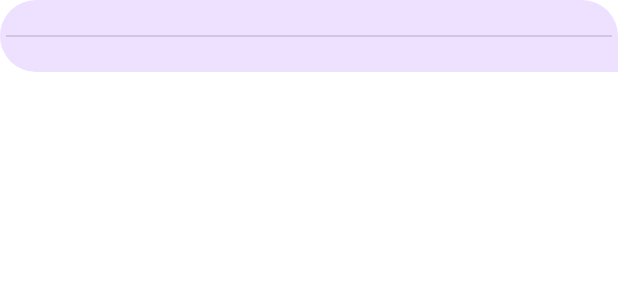
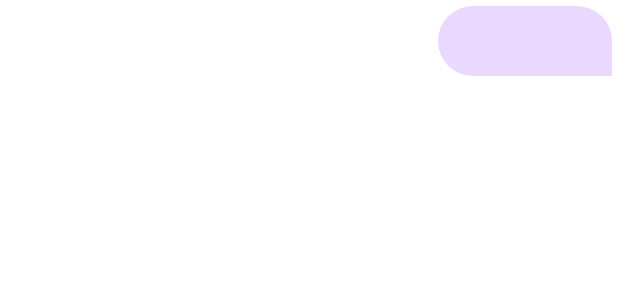
Before and after one commit to rubyclarissa/Converser, an Android app: the layout translated_message_item_second_language.xml on its own in the app's theme, with its tools: preview values and no code run, on a phone screen of 412 x 824 dp. Shown: the top 300 px of the screen. Run offline under Robolectric (Android 15) with nearby library versions, the phone set to English and light mode, and no system bars.

```diff
--- a/app/src/main/res/layout/translated_message_item_second_language.xml
+++ b/app/src/main/res/layout/translated_message_item_second_language.xml
@@ -1,20 +1,32 @@
 <?xml version="1.0" encoding="utf-8"?>
 <androidx.constraintlayout.widget.ConstraintLayout xmlns:android="http://schemas.android.com/apk/res/android"
     xmlns:tools="http://schemas.android.com/tools"
+    android:layout_width="match_parent"
+    android:layout_height="wrap_content"
+    xmlns:app="http://schemas.android.com/apk/res-auto">
+
+    <LinearLayout
+        android:layout_margin="4dp"
         android:layout_width="wrap_content"
         android:layout_height="wrap_content"
-    xmlns:app="http://schemas.android.com/apk/res-auto"
+        app:layout_constraintEnd_toEndOf="parent"
+        app:layout_constraintTop_toTopOf="parent"
         android:padding="4dp"
-    android:background="@drawable/background_second_language">
+        android:paddingStart="8dp"
+        android:paddingEnd="8dp"
+        android:background="@drawable/background_second_language"
+        android:orientation="vertical">
 
         <TextView
             android:id="@+id/languageBOriginalMessage"
-        android:layout_width="0dp"
+            android:layout_width="wrap_content"
+            android:minWidth="100dp"
             android:layout_height="wrap_content"
-        app:layout_constraintTop_toTopOf="parent"
             android:textColor="@color/dark_grey"
-        app:layout_constraintEnd_toEndOf="parent"/>
+            app:layout_constraintEnd_toEndOf="parent"
+            app:layout_constraintTop_toTopOf="parent" />
 
+        <!--
     <View
         android:id="@+id/divider"
         android:layout_width="0dp"
@@ -22,13 +34,16 @@
         android:background="?android:attr/listDivider"
         app:layout_constraintTop_toBottomOf="@id/languageBOriginalMessage"
         app:layout_constraintEnd_toEndOf="parent"/>
+        -->
 
         <TextView
             android:id="@+id/languageBTranslatedMessage"
-        android:layout_width="0dp"
+            android:layout_width="wrap_content"
+            android:minWidth="100dp"
             android:layout_height="wrap_content"
             android:textColor="@color/black"
-        app:layout_constraintTop_toBottomOf="@id/divider"
-        app:layout_constraintEnd_toEndOf="parent"/>
+            app:layout_constraintEnd_toEndOf="parent"
+            app:layout_constraintTop_toBottomOf="@id/languageBOriginalMessage" />
 
+    </LinearLayout>
 </androidx.constraintlayout.widget.ConstraintLayout>
--- a/app/src/main/res/values/colors.xml
+++ b/app/src/main/res/values/colors.xml
@@ -9,7 +9,7 @@
     <color name="white">#FFFFFFFF</color>
     <color name="off_white">#F1F1F1</color>
     <color name="transparent">#00000000</color>
-    <color name="grey">#F3F3F3</color>
-    <color name="light_purple">#EEE0FF</color>
+    <color name="grey">#DFDFDF</color>
+    <color name="light_purple">#EAD8FF</color>
     <color name="dark_grey">#858585</color>
 </resources>
```
Also changed, not shown: app/src/main/java/uk/ac/aber/dcs/rco1/converser/ui/home/HomeFragment.kt (+8 -8 lines), app/src/main/res/layout/translated_message_item_first_language.xml (+9 -3 lines). Lines whose indentation alone changed are shown as unchanged.
